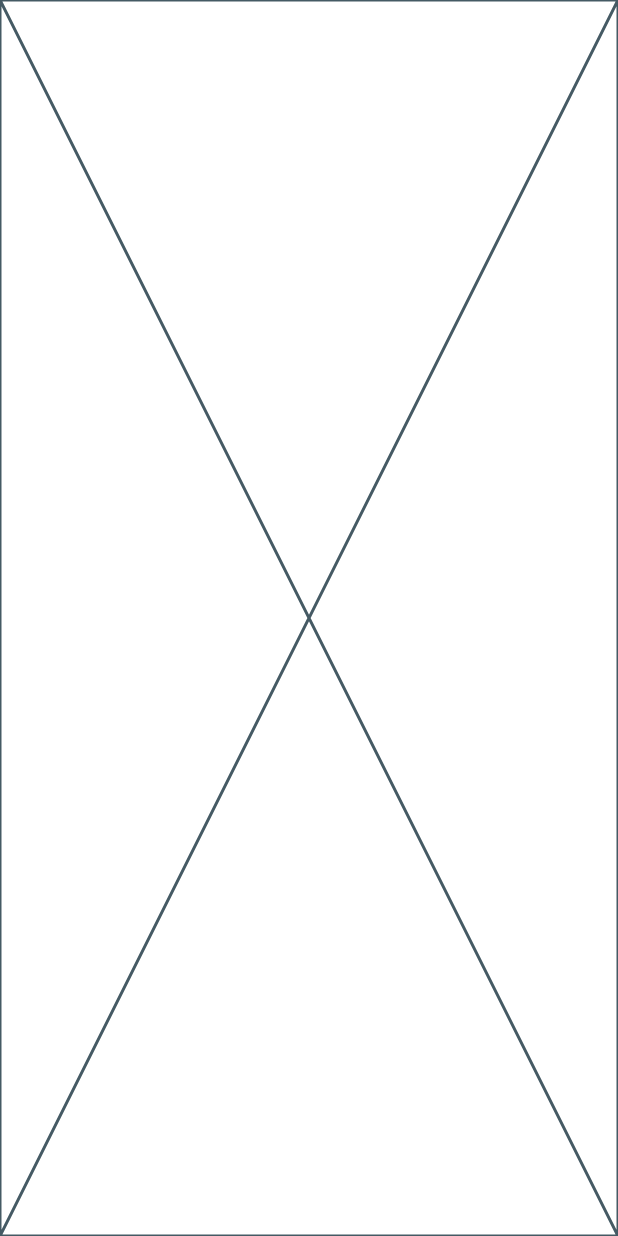
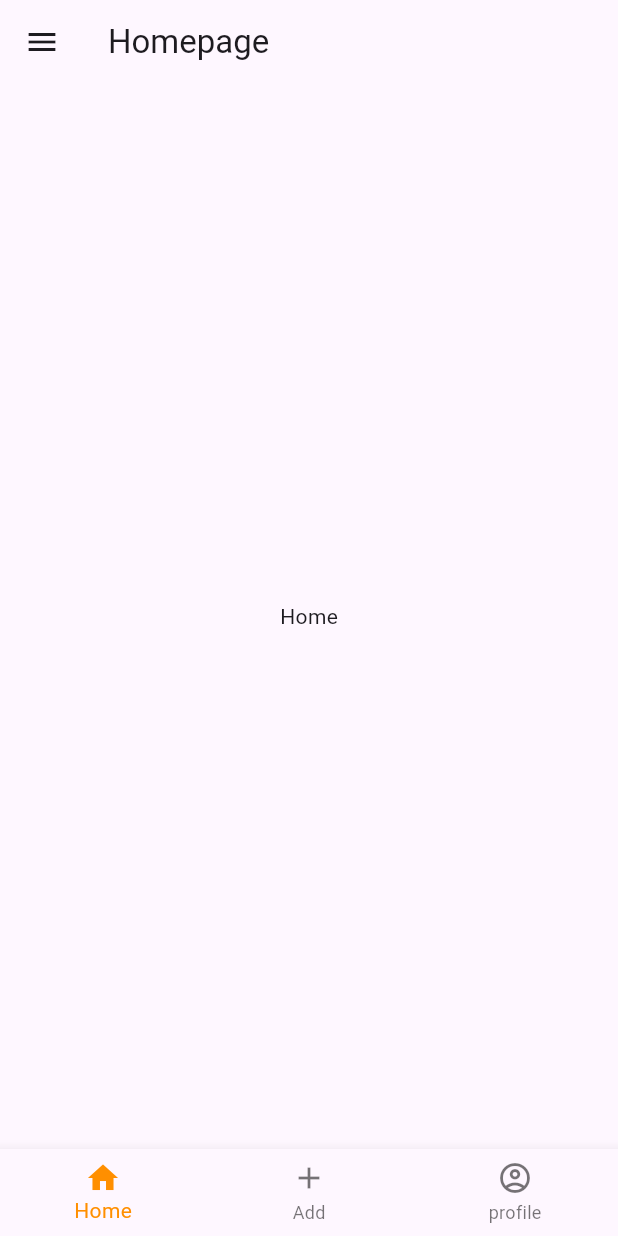
Before and after one commit to halox62/eventFrontend, a Flutter app: the screen it shows once a user with an empty profile is signed in, on a phone screen of 412 x 824 dp. Run offline on Flutter 3.47's test engine with Material 3 defaults, Android fonts, the phone set to English and light mode, and no system bars; our stand-ins replace firebase_auth, firebase_core; accounts and stored records are empty.

Commit message:
change homePage

```diff
--- a/lib/screens/HomePage.dart
+++ b/lib/screens/HomePage.dart
@@ -5,6 +5,80 @@ class Homepage extends StatelessWidget {
 
   @override
   Widget build(BuildContext context) {
-    return const Placeholder();
+    return Scaffold(
+      appBar: AppBar(
+        title: Text('Homepage'),
+        leading: Builder(
+          builder: (context) => IconButton(
+            icon: Icon(Icons.menu),
+            onPressed: () => Scaffold.of(context).openDrawer(),
+          ),
+        ),
+      ),
+      drawer: Drawer(
+        child: ListView(
+          padding: EdgeInsets.zero,
+          children: <Widget>[
+            const DrawerHeader(
+              decoration: BoxDecoration(
+                color: Colors.blue,
+              ),
+              child: Text(
+                'Menu',
+                style: TextStyle(
+                  color: Colors.white,
+                  fontSize: 24,
+                ),
+              ),
+            ),
+            ListTile(
+              leading: Icon(Icons.home),
+              title: Text('Home'),
+              onTap: () {
+                Navigator.pop(context);
+              },
+            ),
+            ListTile(
+              leading: Icon(Icons.settings),
+              title: Text('Settings'),
+              onTap: () {
+                Navigator.pop(context);
+              },
+            ),
+            ListTile(
+              leading: Icon(Icons.logout),
+              title: Text('Logout'),
+              onTap: () {
+                Navigator.pop(context);
+              },
+            ),
+          ],
+        ),
+      ),
+      body: Center(
+        child: Text('Home'),
+      ),
+      bottomNavigationBar: BottomNavigationBar(
+        items: const <BottomNavigationBarItem>[
+          BottomNavigationBarItem(
+            icon: Icon(Icons.home),
+            label: 'Home',
+          ),
+          BottomNavigationBarItem(
+            icon: Icon(Icons.add),
+            label: 'Add',
+          ),
+          BottomNavigationBarItem(
+            icon: Icon(Icons.account_circle_outlined),
+            label: 'profile',
+          ),
+        ],
+        currentIndex: 0,
+        selectedItemColor: Colors.amber[800],
+        onTap: (index) {
+          // Aggiungi qui la logica di navigazione per i bottoni
+        },
+      ),
+    );
   }
 }
```
